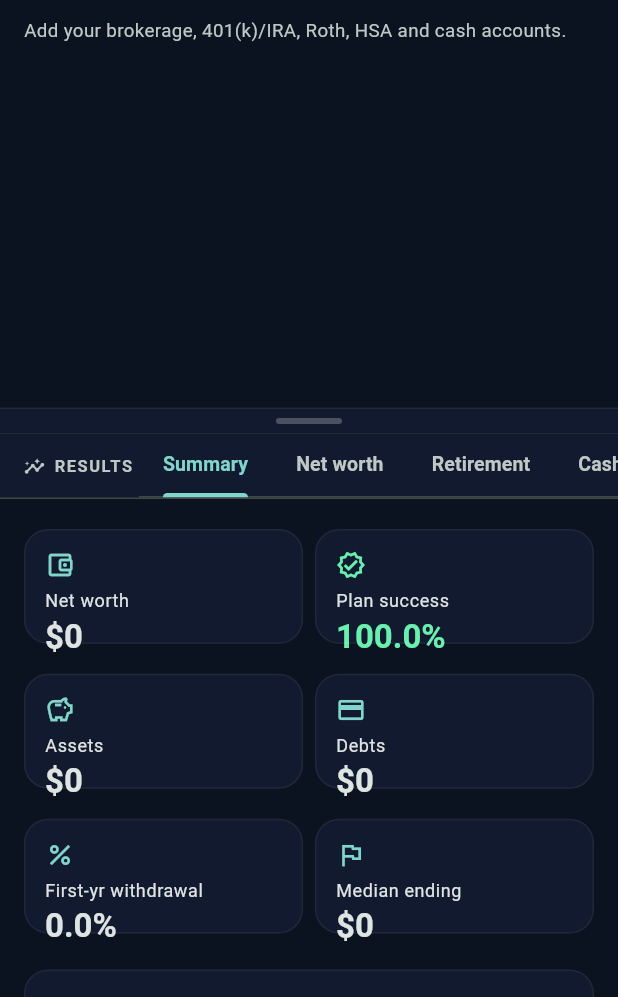
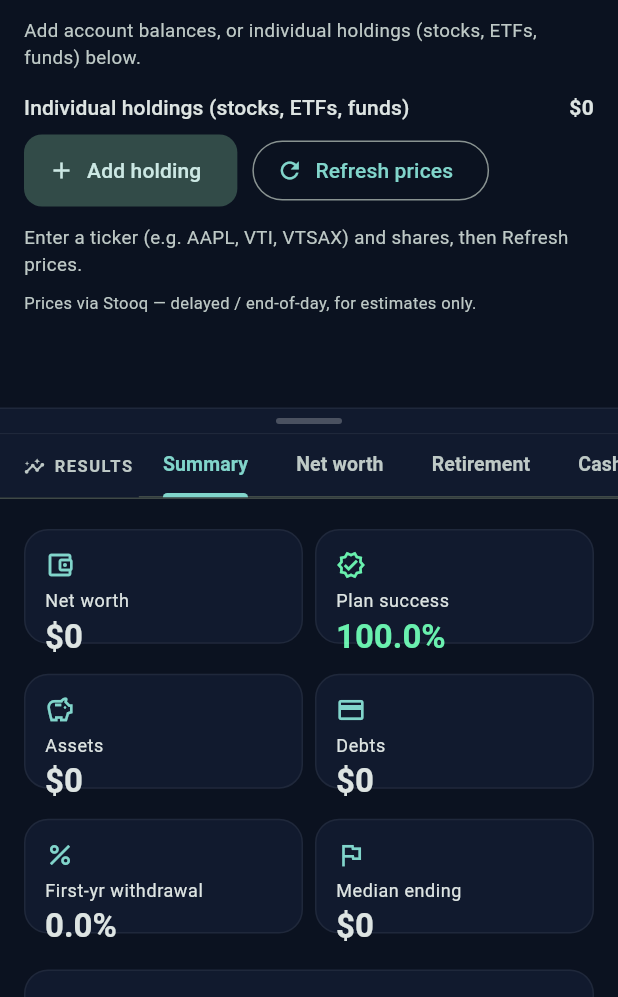
Before and after one commit to Bobs-Dev-Attic/Wealthy, a Flutter app: the screen it shows once a user with an empty profile is signed in, tab 2 chosen, on a phone screen of 412 x 824 dp, the part 239-1236 px from its top. Run offline on Flutter 3.47's test engine with Material 3 defaults, Android fonts, the phone set to English and light mode, and no system bars; our stand-ins replace fl_chart, flutter_riverpod, go_router, qr_flutter, shared_preferences, supabase_flutter; missing offline and left inert: mobile_scanner; accounts and stored records are empty.

Commit message:
Investments: individual holdings with live prices
Add a "holdings" table + RLS (migration 0006) and a `quotes` Supabase edge
function that fetches recent end-of-day prices from Stooq (free, no API key,
server-side to avoid browser CORS). Under Investments you can now add individual
stocks/ETFs/funds by ticker + shares + account type and tap "Refresh prices" to
value them. Market values roll into total assets and the matching tax bucket in
the projection engine.

flutter analyze clean; flutter build web succeeds.

Co-Authored-By: Claude Opus 4.8 <noreply@anthropic.com>
Claude-Session: https://claude.ai/code/session_018xKGDew6xYs3piMjpbgCt5

```diff
--- /dev/null
+++ b/lib/models/holding.dart
@@ -0,0 +1,79 @@
+import 'enums.dart';
+
+/// An individual security position (stock / ETF / mutual fund) with a cached
+/// recent price. Its market value rolls into the matching account-type bucket.
+class Holding {
+  final String? id;
+  final String symbol;
+  final String? name;
+  final double shares;
+  final AccountType accountType; // taxable / traditional / roth / hsa
+  final double costBasis;
+  final double? lastPrice;
+  final DateTime? lastPriceAt;
+
+  const Holding({
+    this.id,
+    required this.symbol,
+    this.name,
+    required this.shares,
+    this.accountType = AccountType.taxable,
+    this.costBasis = 0,
+    this.lastPrice,
+    this.lastPriceAt,
+  });
+
+  double get marketValue => shares * (lastPrice ?? 0);
+
+  /// Account types a holding can sit in (cash is excluded).
+  static const investable = [
+    AccountType.taxable,
+    AccountType.traditional,
+    AccountType.roth,
+    AccountType.hsa,
+  ];
+
+  Holding copyWith({
+    String? id,
+    String? symbol,
+    String? name,
+    double? shares,
+    AccountType? accountType,
+    double? costBasis,
+    double? lastPrice,
+    DateTime? lastPriceAt,
+  }) =>
+      Holding(
+        id: id ?? this.id,
+        symbol: symbol ?? this.symbol,
+        name: name ?? this.name,
+        shares: shares ?? this.shares,
+        accountType: accountType ?? this.accountType,
+        costBasis: costBasis ?? this.costBasis,
+        lastPrice: lastPrice ?? this.lastPrice,
+        lastPriceAt: lastPriceAt ?? this.lastPriceAt,
+      );
+
+  factory Holding.fromJson(Map<String, dynamic> j) => Holding(
+        id: j['id'] as String?,
+        symbol: ((j['symbol'] ?? '') as String).toUpperCase(),
+        name: j['name'] as String?,
+        shares: (j['shares'] as num?)?.toDouble() ?? 0,
+        accountType: AccountTypeX.fromDb((j['account_type'] ?? 'taxable') as String),
+        costBasis: (j['cost_basis'] as num?)?.toDouble() ?? 0,
+        lastPrice: (j['last_price'] as num?)?.toDouble(),
+        lastPriceAt:
+            j['last_price_at'] != null ? DateTime.tryParse(j['last_price_at'] as String) : null,
+      );
+
+  Map<String, dynamic> toInsert(String userId) => {
+        'user_id': userId,
+        'symbol': symbol.toUpperCase(),
+        'name': name,
+        'shares': shares,
+        'account_type': accountType.db,
+        'cost_basis': costBasis,
+        'last_price': lastPrice,
+        'last_price_at': lastPriceAt?.toIso8601String(),
+      };
+}
--- a/lib/screens/planner/input_tabs.dart
+++ b/lib/screens/planner/input_tabs.dart
@@ -3,6 +3,7 @@ import 'package:flutter_riverpod/flutter_riverpod.dart';
 
 import '../../core/formatters.dart';
 import '../../models/enums.dart';
+import '../../models/holding.dart';
 import '../../models/liability.dart';
 import '../../state/plan_controller.dart';
 import '../../widgets/editor_fields.dart';
@@ -137,18 +138,29 @@ class InvestmentsTab extends ConsumerWidget {
   Widget build(BuildContext context, WidgetRef ref) {
     final s = ref.watch(planControllerProvider);
     final c = ref.read(planControllerProvider.notifier);
-    return _ListTabScaffold(
-      addLabel: 'Add account',
-      onAdd: c.addAccount,
-      onInterview: () => launchInterview(context, investmentsInterview()),
+    return ListView(
+      padding: _pad,
+      children: [
+        TabHeader(
           totalLabel: 'Total assets',
           totalValue: s.totalAssets,
-      emptyHint: 'Add your brokerage, 401(k)/IRA, Roth, HSA and cash accounts.',
-      itemCount: s.accounts.length,
-      itemBuilder: (i) {
-        final a = s.accounts[i];
-        return _RowCard(
-          key: ValueKey(a.id ?? i),
+          actions: [
+            FilledButton.tonalIcon(
+              onPressed: c.addAccount,
+              icon: const Icon(Icons.add, size: 18),
+              label: const Text('Add account'),
+            ),
+            GuidedButton(onPressed: () => launchInterview(context, investmentsInterview())),
+          ],
+        ),
+        if (s.accounts.isEmpty && s.holdings.isEmpty)
+          const Padding(
+            padding: EdgeInsets.only(top: 12),
+            child: _Hint('Add account balances, or individual holdings (stocks, ETFs, funds) below.'),
+          ),
+        for (final a in s.accounts)
+          _RowCard(
+            key: ValueKey(a.id),
             onRemove: () => c.removeAccount(a),
             children: [
               Row(children: [
@@ -194,8 +206,136 @@ class InvestmentsTab extends ConsumerWidget {
                 ),
               ]),
             ],
+          ),
+        const SizedBox(height: 14),
+        const _HoldingsSection(),
+      ],
     );
+  }
+}
+
+/// Individual securities with live-ish prices, shown under Investments.
+class _HoldingsSection extends ConsumerStatefulWidget {
+  const _HoldingsSection();
+  @override
+  ConsumerState<_HoldingsSection> createState() => _HoldingsSectionState();
+}
+
+class _HoldingsSectionState extends ConsumerState<_HoldingsSection> {
+  bool _refreshing = false;
+
+  static String _shares(double n) =>
+      n == n.roundToDouble() ? n.toInt().toString() : n.toString();
+
+  @override
+  Widget build(BuildContext context) {
+    final s = ref.watch(planControllerProvider);
+    final c = ref.read(planControllerProvider.notifier);
+    return Column(
+      crossAxisAlignment: CrossAxisAlignment.start,
+      children: [
+        Row(children: [
+          Expanded(
+            child: Text('Individual holdings (stocks, ETFs, funds)',
+                style: Theme.of(context).textTheme.titleSmall),
+          ),
+          Text(money(s.holdingsValue), style: const TextStyle(fontWeight: FontWeight.bold)),
+        ]),
+        const SizedBox(height: 8),
+        Wrap(
+          spacing: 10,
+          runSpacing: 8,
+          crossAxisAlignment: WrapCrossAlignment.center,
+          children: [
+            FilledButton.tonalIcon(
+              onPressed: c.addHolding,
+              icon: const Icon(Icons.add, size: 18),
+              label: const Text('Add holding'),
+            ),
+            OutlinedButton.icon(
+              onPressed: _refreshing
+                  ? null
+                  : () async {
+                      setState(() => _refreshing = true);
+                      await c.refreshPrices();
+                      if (mounted) setState(() => _refreshing = false);
                     },
+              icon: _refreshing
+                  ? const SizedBox(
+                      width: 14, height: 14, child: CircularProgressIndicator(strokeWidth: 2))
+                  : const Icon(Icons.refresh, size: 18),
+              label: const Text('Refresh prices'),
+            ),
+          ],
+        ),
+        if (s.holdings.isEmpty)
+          const Padding(
+            padding: EdgeInsets.only(top: 12),
+            child: _Hint('Enter a ticker (e.g. AAPL, VTI, VTSAX) and shares, then Refresh prices.'),
+          ),
+        for (final h in s.holdings)
+          _RowCard(
+            key: ValueKey(h.id),
+            onRemove: () => c.removeHolding(h),
+            children: [
+              Row(children: [
+                Expanded(
+                  flex: 3,
+                  child: TextFormField(
+                    initialValue: h.symbol,
+                    textCapitalization: TextCapitalization.characters,
+                    decoration: const InputDecoration(labelText: 'Ticker'),
+                    onChanged: (v) => c.updateHolding(h.copyWith(symbol: v.trim().toUpperCase())),
+                  ),
+                ),
+                _hgap,
+                Expanded(
+                  flex: 3,
+                  child: TextFormField(
+                    initialValue: h.shares == 0 ? '' : _shares(h.shares),
+                    keyboardType: const TextInputType.numberWithOptions(decimal: true),
+                    decoration: const InputDecoration(labelText: 'Shares'),
+                    onChanged: (v) => c.updateHolding(h.copyWith(shares: double.tryParse(v) ?? 0)),
+                  ),
+                ),
+              ]),
+              _gap,
+              Row(children: [
+                Expanded(
+                  flex: 4,
+                  child: DropdownButtonFormField<AccountType>(
+                    value: h.accountType,
+                    isExpanded: true,
+                    decoration: const InputDecoration(labelText: 'Account'),
+                    items: [
+                      for (final t in Holding.investable)
+                        DropdownMenuItem(value: t, child: Text(t.label, overflow: TextOverflow.ellipsis)),
+                    ],
+                    onChanged: (t) => c.updateHolding(h.copyWith(accountType: t)),
+                  ),
+                ),
+                _hgap,
+                Expanded(
+                  flex: 3,
+                  child: Column(
+                    crossAxisAlignment: CrossAxisAlignment.end,
+                    mainAxisSize: MainAxisSize.min,
+                    children: [
+                      Text(money(h.marketValue),
+                          style: const TextStyle(fontWeight: FontWeight.bold)),
+                      Text(h.lastPrice != null ? '@ ${moneyCents(h.lastPrice!)}' : 'no price yet',
+                          style: TextStyle(
+                              fontSize: 11, color: Theme.of(context).colorScheme.onSurfaceVariant)),
+                    ],
+                  ),
+                ),
+              ]),
+            ],
+          ),
+        const SizedBox(height: 8),
+        Text('Prices via Stooq — delayed / end-of-day, for estimates only.',
+            style: TextStyle(fontSize: 11, color: Theme.of(context).colorScheme.onSurfaceVariant)),
+      ],
     );
   }
 }
--- a/lib/services/data_service.dart
+++ b/lib/services/data_service.dart
@@ -2,6 +2,7 @@ import 'package:supabase_flutter/supabase_flutter.dart';
 
 import '../models/account.dart';
 import '../models/expense.dart';
+import '../models/holding.dart';
 import '../models/income_source.dart';
 import '../models/liability.dart';
 import '../models/plan_assumptions.dart';
@@ -103,4 +104,39 @@ class DataService {
       _client.from('liabilities').update(l.toInsert(_uid)).eq('id', l.id!);
 
   Future<void> deleteLiability(String id) => _client.from('liabilities').delete().eq('id', id);
+
+  // --- Holdings ------------------------------------------------------------
+  Future<List<Holding>> listHoldings() async {
+    try {
+      final rows = await _client.from('holdings').select().eq('user_id', _uid).order('created_at');
+      return (rows as List).map((e) => Holding.fromJson(e as Map<String, dynamic>)).toList();
+    } catch (_) {
+      return const [];
+    }
+  }
+
+  Future<String> insertHolding(Holding h) async {
+    final row = await _client.from('holdings').insert(h.toInsert(_uid)).select('id').single();
+    return row['id'] as String;
+  }
+
+  Future<void> updateHolding(Holding h) =>
+      _client.from('holdings').update(h.toInsert(_uid)).eq('id', h.id!);
+
+  Future<void> deleteHolding(String id) => _client.from('holdings').delete().eq('id', id);
+
+  /// Fetches recent prices for [symbols] via the `quotes` edge function.
+  Future<Map<String, double>> fetchQuotes(List<String> symbols) async {
+    if (symbols.isEmpty) return {};
+    final res = await _client.functions.invoke('quotes', body: {'symbols': symbols});
+    final data = res.data;
+    final out = <String, double>{};
+    if (data is Map) {
+      data.forEach((k, v) {
+        final price = (v is num) ? v.toDouble() : double.tryParse('$v');
+        if (price != null && price > 0) out[k.toString().toUpperCase()] = price;
+      });
+    }
+    return out;
+  }
 }
--- a/lib/state/plan_controller.dart
+++ b/lib/state/plan_controller.dart
@@ -6,6 +6,7 @@ import 'package:flutter_riverpod/flutter_riverpod.dart';
 import '../models/account.dart';
 import '../models/enums.dart';
 import '../models/expense.dart';
+import '../models/holding.dart';
 import '../models/income_source.dart';
 import '../models/liability.dart';
 import '../models/plan_assumptions.dart';
@@ -59,6 +60,7 @@ class PlanState {
   final List<IncomeSource> incomes;
   final List<Expense> expenses;
   final List<Liability> liabilities;
+  final List<Holding> holdings;
 
   const PlanState({
     required this.loaded,
@@ -68,6 +70,7 @@ class PlanState {
     required this.incomes,
     required this.expenses,
     required this.liabilities,
+    required this.holdings,
   });
 
   factory PlanState.initial(String uid) => PlanState(
@@ -78,9 +81,12 @@ class PlanState {
         incomes: const [],
         expenses: const [],
         liabilities: const [],
+        holdings: const [],
       );
 
-  double get totalAssets => accounts.fold(0.0, (s, a) => s + a.balance);
+  double get holdingsValue => holdings.fold(0.0, (s, h) => s + h.marketValue);
+  double get totalAssets =>
+      accounts.fold(0.0, (s, a) => s + a.balance) + holdingsValue;
   double get totalLiabilities => liabilities.fold(0.0, (s, l) => s + l.balance);
   double get netWorth => totalAssets - totalLiabilities;
   double get annualIncome => incomes.fold(0.0, (s, i) => s + i.annualAmount);
@@ -94,6 +100,7 @@ class PlanState {
     List<IncomeSource>? incomes,
     List<Expense>? expenses,
     List<Liability>? liabilities,
+    List<Holding>? holdings,
   }) =>
       PlanState(
         loaded: loaded ?? this.loaded,
@@ -103,6 +110,7 @@ class PlanState {
         incomes: incomes ?? this.incomes,
         expenses: expenses ?? this.expenses,
         liabilities: liabilities ?? this.liabilities,
+        holdings: holdings ?? this.holdings,
       );
 }
 
@@ -124,6 +132,7 @@ class PlanController extends StateNotifier<PlanState> {
         _ds.listIncome(),
         _ds.listExpenses(),
         _ds.listLiabilities(),
+        _ds.listHoldings(),
       ]);
       state = PlanState(
         loaded: true,
@@ -133,6 +142,7 @@ class PlanController extends StateNotifier<PlanState> {
         incomes: r[3] as List<IncomeSource>,
         expenses: r[4] as List<Expense>,
         liabilities: r[5] as List<Liability>,
+        holdings: r[6] as List<Holding>,
       );
     } catch (_) {
       state = state.copyWith(loaded: true);
@@ -290,6 +300,52 @@ class PlanController extends StateNotifier<PlanState> {
     if (l.id != null) await _trackVoid(() => _ds.deleteLiability(l.id!));
   }
 
+  // --- Holdings ------------------------------------------------------------
+  Future<void> addHolding() async {
+    const h = Holding(symbol: '', shares: 0);
+    final id = await _trackInsert(() => _ds.insertHolding(h));
+    state = state.copyWith(holdings: [...state.holdings, id != null ? h.copyWith(id: id) : h]);
+  }
+
+  void updateHolding(Holding h) {
+    state = state.copyWith(holdings: [for (final x in state.holdings) x.id == h.id ? h : x]);
+    if (h.id != null) _debounce('hold:${h.id}', () => _ds.updateHolding(h));
+  }
+
+  Future<void> removeHolding(Holding h) async {
+    state = state.copyWith(holdings: state.holdings.where((x) => x.id != h.id).toList());
+    if (h.id != null) await _trackVoid(() => _ds.deleteHolding(h.id!));
+  }
+
+  /// Fetches recent prices for all holdings and stores them.
+  Future<void> refreshPrices() async {
+    final symbols =
+        state.holdings.map((h) => h.symbol.trim().toUpperCase()).where((s) => s.isNotEmpty).toSet();
+    if (symbols.isEmpty) return;
+    _save.begin();
+    try {
+      final quotes = await _ds.fetchQuotes(symbols.toList());
+      final now = DateTime.now();
+      final updated = [
+        for (final h in state.holdings)
+          quotes[h.symbol.toUpperCase()] != null
+              ? h.copyWith(lastPrice: quotes[h.symbol.toUpperCase()], lastPriceAt: now)
+              : h,
+      ];
+      state = state.copyWith(holdings: updated);
+      for (final h in updated) {
+        if (h.id != null && quotes[h.symbol.toUpperCase()] != null) {
+          try {
+            await _ds.updateHolding(h);
+          } catch (_) {}
+        }
+      }
+    } catch (_) {
+    } finally {
+      _save.end();
+    }
+  }
+
   @override
   void dispose() {
     for (final t in _timers.values) {
--- a/lib/state/projection_controller.dart
+++ b/lib/state/projection_controller.dart
@@ -31,6 +31,7 @@ class ProjectionController extends StateNotifier<ProjectionResult?> {
         incomes: s.incomes,
         expenses: s.expenses,
         liabilities: s.liabilities,
+        holdings: s.holdings,
         now: DateTime.now(),
       );
       state = RetirementProjection.project(inputs);
```
Also changed, not shown: lib/services/engine/retirement_projection.dart (+18 -0 lines), 2 other files. Lines whose indentation alone changed are shown as unchanged.
